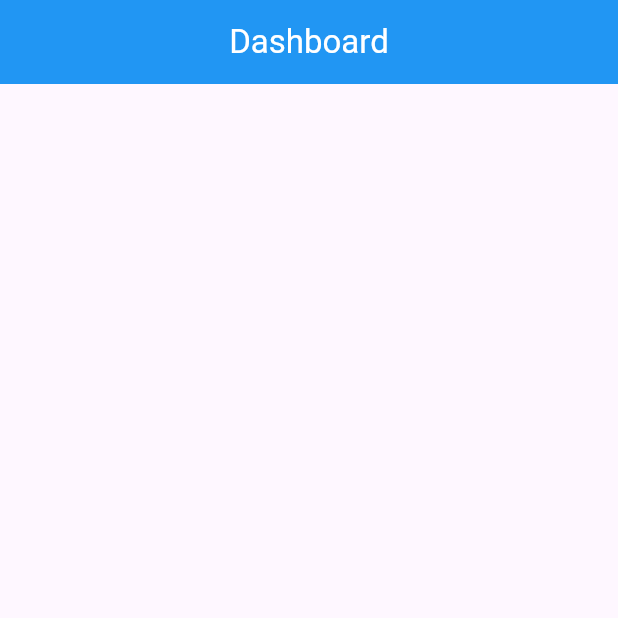
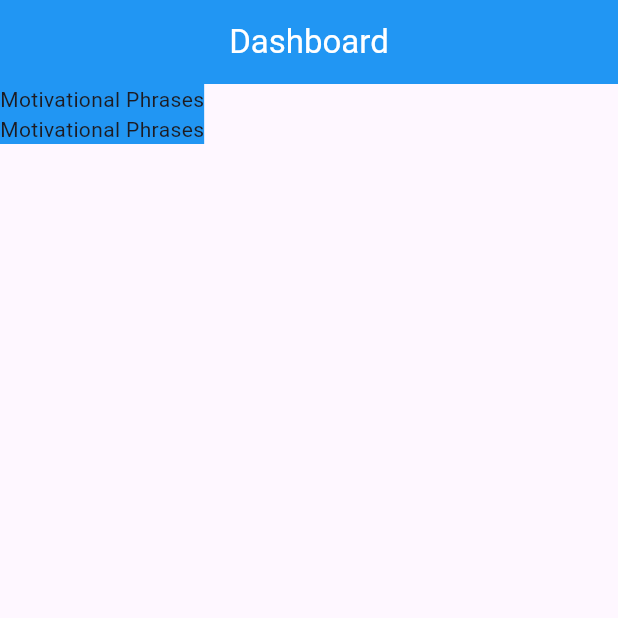
Before and after one commit to KaueRian/ADS, a Flutter app: the screen it shows after launch, on a phone screen of 412 x 824 dp, the top half of it. Run offline on Flutter 3.47's test engine with Material 3 defaults, Android fonts, the phone set to English and light mode, and no system bars; our stand-ins replace adaptive_dialog, dio.

Commit message:
Creating the cards model

```diff
--- a/MOBILE I/simulado/simulado/lib/models/cards.dart
+++ b/MOBILE I/simulado/simulado/lib/models/cards.dart
@@ -1,20 +1,22 @@
 import 'package:flutter/material.dart';
+import 'package:simulado/widgets/colors.dart';
 
-class Cards extends StatefulWidget {
-  const Cards({super.key});
+class Cards extends StatelessWidget {
+  final String name;
+  final String description;
+
+  const Cards({
+    super.key,
+    required this.name,
+    required this.description,
+  });
 
   @override
-  State<Cards> createState() => _CardsState();
-}
-
-class _CardsState extends State<Cards> {
-  @override
   Widget build(BuildContext context) {
-    return Scaffold(
-      body: Column(
-        children: [
-
-        ],
+    return Container(
+      color: Cores.backgroundColor,
+      child: Column(
+        children: [Text(this.name), Text(this.description)],
       ),
     );
   }
--- a/MOBILE I/simulado/simulado/lib/screens/dashboard.dart
+++ b/MOBILE I/simulado/simulado/lib/screens/dashboard.dart
@@ -1,5 +1,6 @@
 import 'package:flutter/material.dart';
 import 'package:simulado/widgets/colors.dart';
+import 'package:simulado/models/cards.dart';
 
 class Dashboard extends StatefulWidget {
   const Dashboard({super.key});
@@ -20,7 +21,7 @@ class _DashboardState extends State<Dashboard> {
       ),
       body: Column(
         children: [
-
+          Cards(name: 'Motivational Phrases', description: 'Motivational Phrases')
         ],
       ),
     );
```
